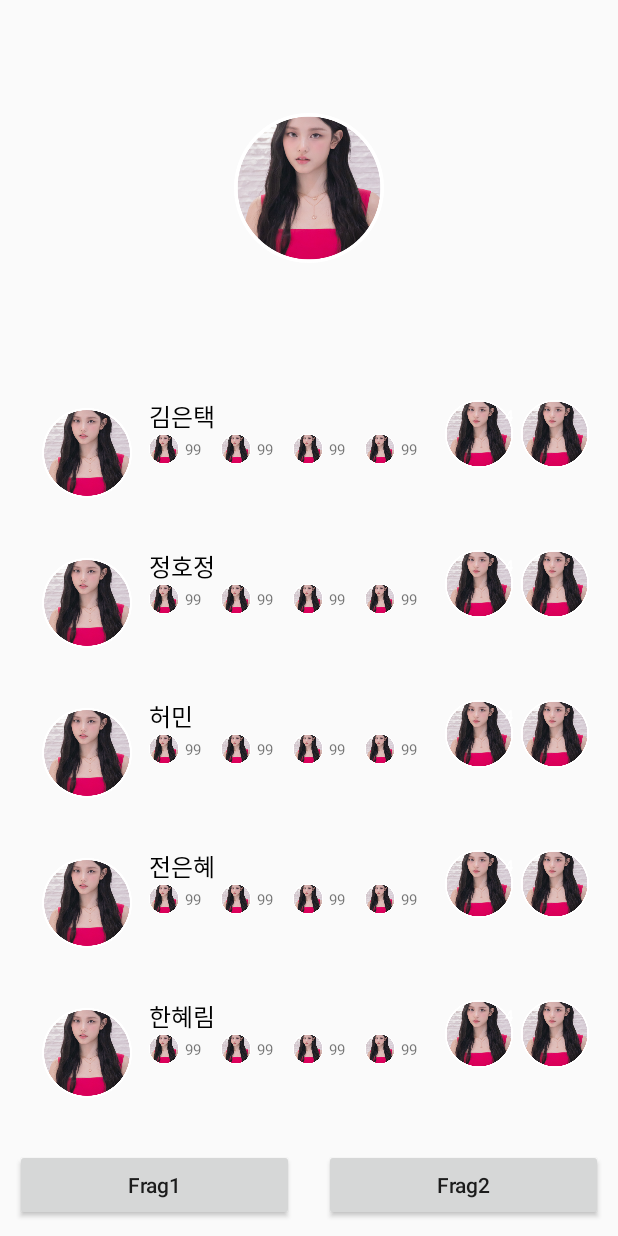
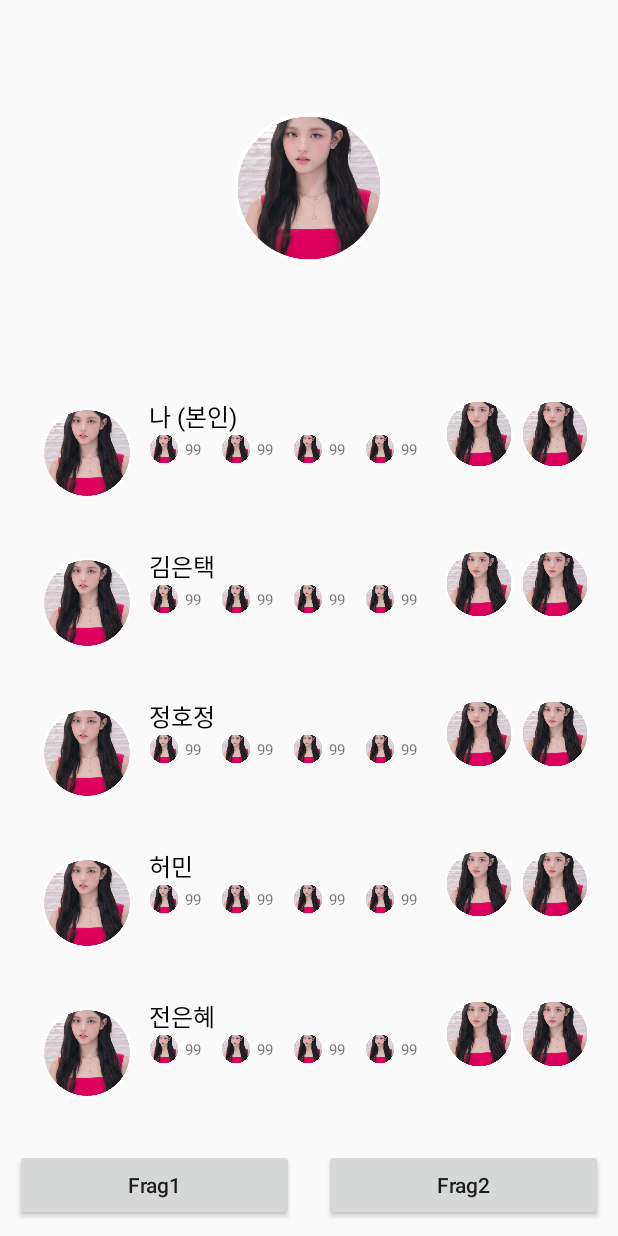
Before and after one commit to wavideo/contacts-app, an Android app: the screen it shows after launch (MainActivity), on a phone screen of 412 x 824 dp. Run offline under Robolectric (Android 15) with nearby library versions, the phone set to English and light mode, and no system bars.

Commit message:
ContactListFragment, ContactDetailFragment 연결 작업 중 오류 수정

```diff
--- a/app/src/main/java/com/example/nugo/ContactData.kt
+++ b/app/src/main/java/com/example/nugo/ContactData.kt
@@ -11,7 +11,8 @@ data class ContactData(
     var sticker1: Int,
     var sticker2: Int,
     var sticker3: Int,
-    var sticker4: Int
+    var sticker4: Int,
+    var photo: Int
 ) {
     constructor(name: String, number: String, email: String) : this(
         name,
@@ -21,10 +22,11 @@ data class ContactData(
         0,
         0,
         0,
-        0
+        0,
+        R.drawable.basic_profile
     )
 
-    // 연락처 인스턴스에 .sickerUp(3) 하면 스티커 등록 갯수가 1개 늘어납니다
+    // 연락처 인스턴스에 .stickerUp(3) 하면 스티커 등록 갯수가 1개 늘어납니다
     fun stickerUp(index: Int) {
         when (index) {
             0 -> sticker0++
@@ -49,7 +51,7 @@ data class ContactData(
 object ContactManager {
 
     // 데이터 리스트입니다. ContactManager.Contacts[0] 으로 n번째 연락처를 호출할 수 있습니다
-    val Contacts = mutableListOf<ContactData>()
+    var Contacts = mutableListOf<ContactData>()
 
     /*앱에 넣어둘 더미데이터입니다.
     MainActivity 상단에 ContactManager.loading()으로 더미데이터를 등록해주세요 */
--- a/app/src/main/java/com/example/nugo/ContactListAdapter.kt
+++ b/app/src/main/java/com/example/nugo/ContactListAdapter.kt
@@ -2,6 +2,7 @@ package com.example.nugo
 
 import android.os.Bundle
 import android.view.LayoutInflater
+import android.view.View
 import android.view.ViewGroup
 import androidx.activity.enableEdgeToEdge
 import androidx.appcompat.app.AppCompatActivity
@@ -11,16 +12,19 @@ import androidx.recyclerview.widget.RecyclerView
 import com.example.nugo.databinding.ActivityContactListItemBinding
 import com.example.nugo.databinding.FragmentContactListBinding
 
-class ContactListAdapter(
-    private val mItems:List<ContactListItem>,
-    private val itemClickListener: (ContactListItem, Int) -> Unit
-    ) : RecyclerView.Adapter<ContactListAdapter.Holder>() {
+class ContactListAdapter(val mItems: MutableList<ContactData>) : RecyclerView.Adapter<ContactListAdapter.Holder>() {
 
         inner class Holder(private val binding: ActivityContactListItemBinding): RecyclerView.ViewHolder(binding.root){
-            fun bind(item: ContactListItem){
-                binding.tvName.text = item.tvName
+            fun bind(item: ContactData){
+                binding.tvName.text = item.name
         }
         }
+
+    interface ItemClick{
+        fun onClick(view: View, position: Int)
+    }
+
+    var itemClick: ItemClick? = null
 
     override fun onCreateViewHolder(parent: ViewGroup, viewType: Int): Holder {
         val binding = ActivityContactListItemBinding.inflate(LayoutInflater.from(parent.context), parent,false)
@@ -29,7 +33,9 @@ class ContactListAdapter(
 
     override fun onBindViewHolder(holder: Holder, position: Int) {
         holder.bind(mItems[position])
-
+        holder.itemView.setOnClickListener{
+            itemClick?.onClick(it, position)
+        }
     }
 
     override fun getItemCount(): Int {
--- a/app/src/main/java/com/example/nugo/ContactListFragment.kt
+++ b/app/src/main/java/com/example/nugo/ContactListFragment.kt
@@ -30,6 +30,7 @@ private const val ARG_PARAM2 = "param2"
 class ContactListFragment : Fragment() {
     // TODO: Rename and change types of parameters
     private val binding by lazy { FragmentContactListBinding.inflate(layoutInflater) }
+//    private val adapter by lazy { ContactListAdapter(ContactManager.Contacts) }
 //    private var _binding: FragmentContactListBinding? = null
 //    private val binding get() = _binding!!
     private var param1: String? = null
@@ -54,28 +55,51 @@ class ContactListFragment : Fragment() {
     override fun onViewCreated(view: View, savedInstanceState: Bundle?) {
 
         super.onViewCreated(view, savedInstanceState)
-        val dataList = mutableListOf<ContactListItem>()
-        dataList.add(ContactListItem("김은택", "010-1111-1111", "aaa@naver.com"))
-        dataList.add(ContactListItem("정호정", "010-1111-1111", "aaa@naver.com"))
-        dataList.add(ContactListItem("허민", "010-1111-1111", "aaa@naver.com"))
-        dataList.add(ContactListItem("전은혜", "010-1111-1111", "aaa@naver.com"))
-        dataList.add(ContactListItem("한혜림", "010-1111-1111", "aaa@naver.com"))
-        dataList.add(ContactListItem("이태우", "010-1111-1111", "aaa@naver.com"))
-        dataList.add(ContactListItem("유건희", "010-1111-1111", "aaa@naver.com"))
-        dataList.add(ContactListItem("문지혜", "010-1111-1111", "aaa@naver.com"))
-        dataList.add(ContactListItem("최어진", "010-1111-1111", "aaa@naver.com"))
-        dataList.add(ContactListItem("박혜민", "010-1111-1111", "aaa@naver.com"))
 
-        val adapter = ContactListAdapter(dataList, // dataList 생성
-            itemClickListener = { item, position ->
-                Toast.makeText(this.requireContext(), "${item.tvName} clicked", Toast.LENGTH_SHORT)
-                    .show()
-                var nameIntent = Intent(this.requireContext(), StickerListFragment::class.java)
-                nameIntent.putExtra("name", item.tvName)
-                startActivity(nameIntent)
-            })
+        ContactManager.loading()
+//
+//        val dataList = mutableListOf<ContactListItem>()
+//        dataList.add(ContactListItem("김은택", "010-1111-1111", "aaa@naver.com"))
+//        dataList.add(ContactListItem("정호정", "010-1111-1111", "aaa@naver.com"))
+//        dataList.add(ContactListItem("허민", "010-1111-1111", "aaa@naver.com"))
+//        dataList.add(ContactListItem("전은혜", "010-1111-1111", "aaa@naver.com"))
+//        dataList.add(ContactListItem("한혜림", "010-1111-1111", "aaa@naver.com"))
+//        dataList.add(ContactListItem("이태우", "010-1111-1111", "aaa@naver.com"))
+//        dataList.add(ContactListItem("유건희", "010-1111-1111", "aaa@naver.com"))
+//        dataList.add(ContactListItem("문지혜", "010-1111-1111", "aaa@naver.com"))
+//        dataList.add(ContactListItem("최어진", "010-1111-1111", "aaa@naver.com"))
+//        dataList.add(ContactListItem("박혜민", "010-1111-1111", "aaa@naver.com"))
+
+        val dataList = ContactManager.Contacts
+
+        val adapter = ContactListAdapter(dataList)
         binding.recycleListView.adapter = adapter
         binding.recycleListView.layoutManager = LinearLayoutManager(this.requireContext())
+
+        adapter.itemClick = object : ContactListAdapter.ItemClick {
+            override fun onClick(view: View, position: Int) {
+//                Toast.makeText(this.requireContext(), "${view.tvName}이 클릭되었습니다.", Toast.LENGTH_SHORT)
+//                    .show()
+                val dataToSend = position
+                val fragmentContactDetail = ContactDetailFragment.newInstance(dataToSend.toString())
+                requireActivity().supportFragmentManager.beginTransaction()
+                    .replace(R.id.topView, fragmentContactDetail)
+                    .addToBackStack(null)
+                    .commit()
+            }
+        }
+
+//        val adapter = ContactListAdapter(dataList, // dataList 생성
+//            itemClickListener = { item, position ->
+//                Toast.makeText(this.requireContext(), "${item.tvName}이 클릭되었습니다.", Toast.LENGTH_SHORT).show()
+//                val dataToSend = position
+//                val fragmentContactDetail = ContactDetailFragment.newInstance(dataToSend.toString())
+//                requireActivity().supportFragmentManager.beginTransaction()
+//                    .replace(R.id.listView, fragmentContactDetail)
+//                    .addToBackStack(null)
+//                    .commit()
+//            })
+
 
     }
 
--- a/app/src/main/res/drawable/border1.xml
+++ b/app/src/main/res/drawable/border1.xml
@@ -13,7 +13,7 @@
 <!--                android:radius="20dp" />-->
             <stroke
                 android:width="1dp"
-                android:color="#8F8F8F" />
+                android:color="#3A3A3A" />
         </shape>
     </item>
 </layer-list>
--- a/app/src/main/res/layout/fragment_contact_detail.xml
+++ b/app/src/main/res/layout/fragment_contact_detail.xml
@@ -215,6 +215,7 @@
                 app:layout_constraintStart_toStartOf="parent" />
 
             <TextView
+                android:id="@+id/btn_detail_add_sticker"
                 android:layout_width="wrap_content"
                 android:layout_height="wrap_content"
                 android:textSize="16sp"
--- a/app/src/main/res/layout/fragment_contact_list.xml
+++ b/app/src/main/res/layout/fragment_contact_list.xml
@@ -9,7 +9,9 @@
     <androidx.constraintlayout.widget.ConstraintLayout
         android:id="@+id/topView"
         android:layout_width="match_parent"
-        android:layout_height="250dp">
+        android:layout_height="250dp"
+        app:layout_constraintTop_toTopOf="parent"
+        app:layout_constraintStart_toStartOf="parent">
         <ImageView
             android:layout_width="100dp"
             android:layout_height="100dp"
```
Also changed, not shown: app/src/main/java/com/example/nugo/ContactDetailFragment.kt (+25 -25 lines), app/src/main/res/layout/dialog_detail_sticker_add.xml (added, +243 -0 lines), app/src/main/res/layout/fragment_sticker_detail.xml (+4 -4 lines), app/src/main/res/drawable/basic_profile.png (added), app/src/main/res/drawable/ic_arrow_back.png (added), app/src/main/res/drawable/img.png (added).
